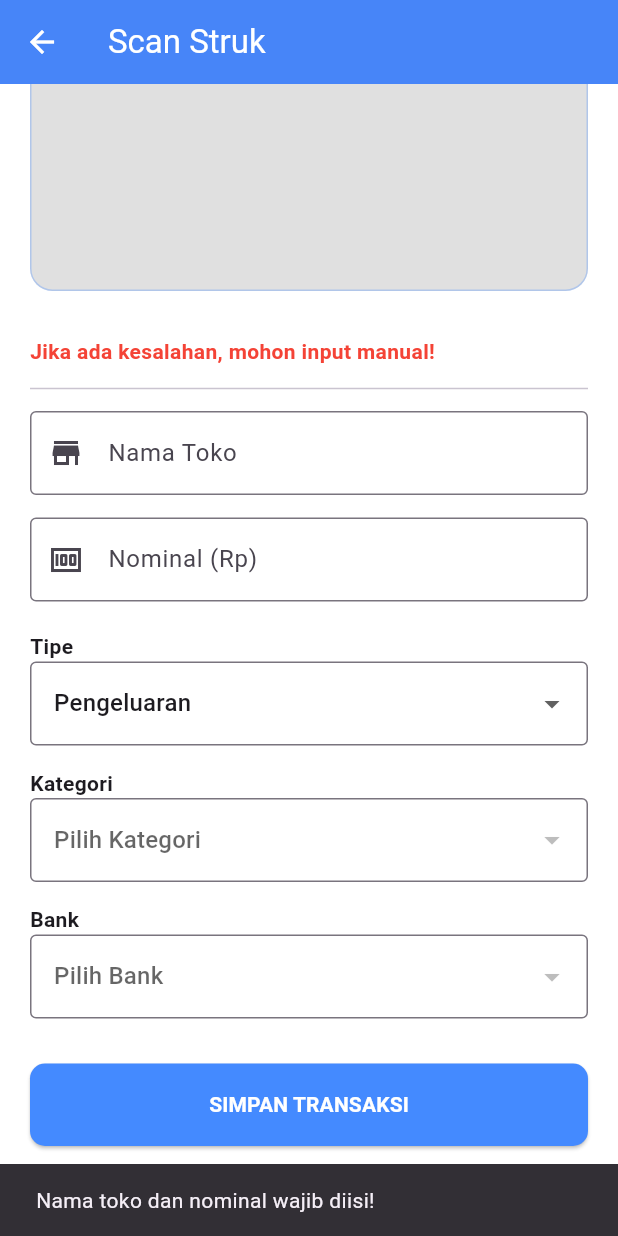
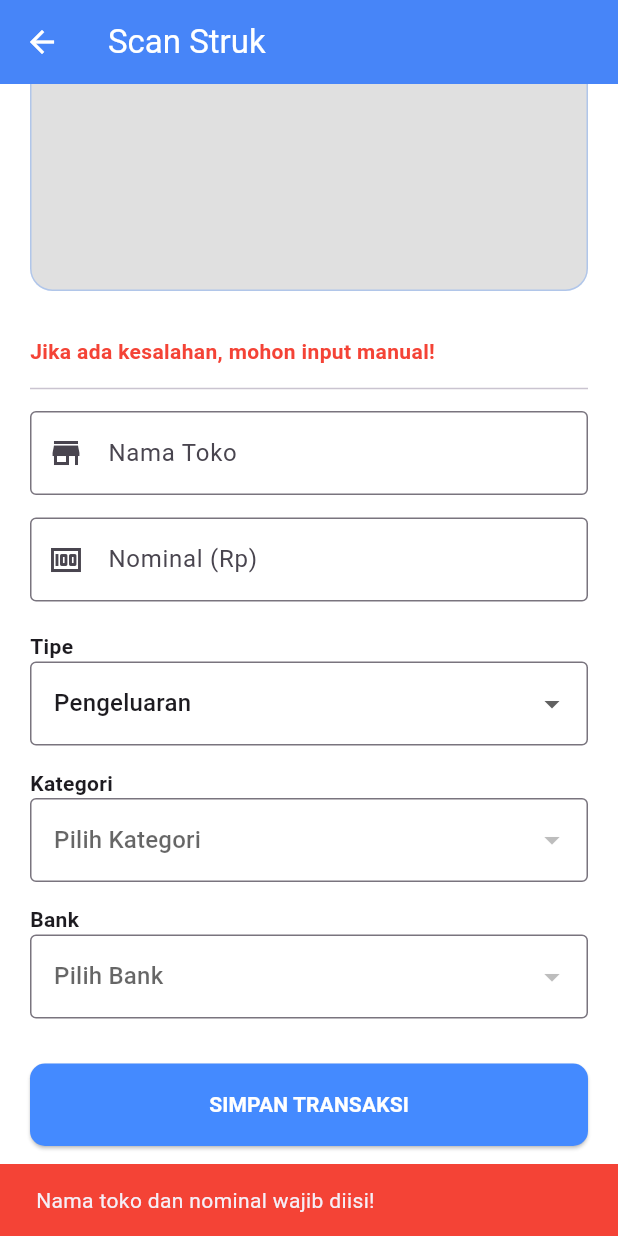
Before and after one commit to Erdityaeka/skripsi_keuangan, a Flutter app: the ScanStrukScreen screen opened directly, scrolled down 312 dp, after a tap on "SIMPAN TRANSAKSI", on a phone screen of 412 x 824 dp. Run offline on Flutter 3.47's test engine with Material 3 defaults, Android fonts, the phone set to English and light mode, and no system bars; our stand-ins replace cloud_firestore, connectivity_plus, firebase_auth, firebase_core, fl_chart, flutter_gemini and 4 more; missing offline and left inert: google_mlkit_text_recognition; accounts and stored records are empty.

Commit message:
Hilangkan warning pada ocr

```diff
--- a/lib/Screens/Profile/scan/scan_struk_screeen.dart
+++ b/lib/Screens/Profile/scan/scan_struk_screeen.dart
@@ -13,61 +13,122 @@ class ScanStrukScreen extends StatefulWidget {
 }
 
 class _ScanStrukScreenState extends State<ScanStrukScreen> {
+  // Service OCR
   final OCRService _ocrService = OCRService();
+
+  // Service database
   final FirestoreService _db = FirestoreService();
+
+  // Service image picker
   final ImagePickerService _picker = ImagePickerService();
 
+  // File gambar struk
   File? _imageFile;
+
+  // Controller input
   final _tokoController = TextEditingController();
   final _nominalController = TextEditingController();
 
+  // Dropdown pilihan
   String _selectedTipe = 'pengeluaran';
   String? _selectedKategori;
   String? _selectedBank;
+
+  // Status loading scan
   bool _isProcessing = false;
 
+  @override
+  void dispose() {
+    // Hindari memory leak
+    _tokoController.dispose();
+    _nominalController.dispose();
+
+    // Tutup OCR
+    _ocrService.dispose();
+
+    super.dispose();
+  }
+
+  // Notifikasi aman
+  void _showSnack(String msg, {bool success = false}) {
+    if (!mounted) return;
+
+    ScaffoldMessenger.of(context)
+      ..hideCurrentSnackBar()
+      ..showSnackBar(
+        SnackBar(
+          content: Text(msg),
+          backgroundColor: success ? Colors.green : Colors.red,
+        ),
+      );
+  }
+
+  // Ambil gambar
   Future<void> _pickImage(bool fromCamera) async {
+    try {
       final res = fromCamera
           ? await _picker.pickImageFromCamera()
           : await _picker.pickImage();
-    if (res?.file != null) {
+
+      if (res?.file != null && mounted) {
         setState(() {
           _imageFile = res!.file;
+
+          // Reset hasil lama
           _tokoController.clear();
           _nominalController.clear();
         });
       }
+    } catch (e) {
+      _showSnack("Gagal mengambil gambar");
+    }
   }
 
+  // Scan OCR
   Future<void> _scanReceipt() async {
     if (_imageFile == null) return;
+
+    if (!mounted) return;
+
     setState(() => _isProcessing = true);
+
     try {
       final result = await _ocrService.scanStruk(_imageFile!);
-      if (result != null) {
+
+      if (result != null && mounted) {
         setState(() {
-          _tokoController.text = result['judul'];
-          _nominalController.text = (result['nominal'] as double)
+          _tokoController.text = result['judul'] ?? '';
+
+          _nominalController.text = (result['nominal'] as double? ?? 0)
               .toInt()
               .toString();
         });
+      } else {
+        _showSnack("Teks struk tidak terbaca");
       }
+    } catch (e) {
+      _showSnack("Gagal scan struk");
     } finally {
+      if (mounted) {
         setState(() => _isProcessing = false);
       }
     }
+  }
 
+  // Simpan transaksi
   Future<void> _simpanData() async {
-    if (_tokoController.text.isEmpty || _nominalController.text.isEmpty) {
-      ScaffoldMessenger.of(context).showSnackBar(
-        const SnackBar(content: Text("Nama toko dan nominal wajib diisi!")),
-      );
+    // Validasi wajib
+    if (_tokoController.text.trim().isEmpty ||
+        _nominalController.text.trim().isEmpty) {
+      _showSnack("Nama toko dan nominal wajib diisi!");
       return;
     }
+
+    try {
       await _db.addTransaction(
         TransaksiModel(
           id: '',
-        judul: _tokoController.text,
+          judul: _tokoController.text.trim(),
           nominal: double.tryParse(_nominalController.text) ?? 0,
           kategori: _selectedKategori ?? 'Lainnya',
           bank: _selectedBank ?? 'Cash',
@@ -75,7 +136,15 @@ class _ScanStrukScreenState extends State<ScanStrukScreen> {
           tanggal: DateTime.now(),
         ),
       );
+
+      if (!mounted) return;
+
+      _showSnack("Transaksi berhasil disimpan", success: true);
+
       Navigator.pop(context);
+    } catch (e) {
+      _showSnack("Gagal menyimpan data");
+    }
   }
 
   @override
@@ -86,7 +155,8 @@ class _ScanStrukScreenState extends State<ScanStrukScreen> {
         backgroundColor: Colors.blueAccent,
         foregroundColor: Colors.white,
       ),
-      // PENTING: Menggunakan SingleChildScrollView agar seluruh halaman bisa di-scroll
+
+      // Scroll utama
       body: SingleChildScrollView(
         child: Padding(
           padding: const EdgeInsets.all(20.0),
@@ -97,11 +167,12 @@ class _ScanStrukScreenState extends State<ScanStrukScreen> {
                 "Pratinjau Struk (Cubit untuk Zoom)",
                 style: TextStyle(fontWeight: FontWeight.bold),
               ),
+
               const SizedBox(height: 10),
 
-              // AREA FOTO
+              // Preview gambar
               Container(
-                height: 400, // Tinggi area foto
+                height: 400,
                 width: double.infinity,
                 decoration: BoxDecoration(
                   color: Colors.black12,
@@ -135,6 +206,8 @@ class _ScanStrukScreenState extends State<ScanStrukScreen> {
               ),
 
               const SizedBox(height: 10),
+
+              // Tombol scan
               if (_imageFile != null)
                 Row(
                   mainAxisAlignment: MainAxisAlignment.spaceBetween,
@@ -144,6 +217,7 @@ class _ScanStrukScreenState extends State<ScanStrukScreen> {
                       icon: const Icon(Icons.refresh),
                       label: const Text("Ganti Foto"),
                     ),
+
                     ElevatedButton.icon(
                       onPressed: _isProcessing ? null : _scanReceipt,
                       icon: const Icon(Icons.document_scanner),
@@ -157,6 +231,7 @@ class _ScanStrukScreenState extends State<ScanStrukScreen> {
                 ),
 
               const SizedBox(height: 20),
+
               const Text(
                 'Jika ada kesalahan, mohon input manual!',
                 style: TextStyle(
@@ -164,20 +239,27 @@ class _ScanStrukScreenState extends State<ScanStrukScreen> {
                   fontWeight: FontWeight.bold,
                 ),
               ),
+
               const Divider(height: 30),
 
-              // FORM INPUTAN (IKUT TER-SCROLL)
+              // Input toko
               _buildTextField(_tokoController, "Nama Toko", Icons.store),
+
               const SizedBox(height: 15),
+
+              // Input nominal
               _buildTextField(
                 _nominalController,
                 "Nominal (Rp)",
                 Icons.money,
                 isNumber: true,
               ),
+
               const SizedBox(height: 20),
 
+              // Dropdown tipe
               const Text("Tipe", style: TextStyle(fontWeight: FontWeight.bold)),
+
               DropdownButtonFormField<String>(
                 value: _selectedTipe,
                 items: const [
@@ -195,14 +277,18 @@ class _ScanStrukScreenState extends State<ScanStrukScreen> {
               ),
 
               const SizedBox(height: 15),
+
+              // Dropdown kategori
               const Text(
                 "Kategori",
                 style: TextStyle(fontWeight: FontWeight.bold),
               ),
+
               StreamBuilder<List<String>>(
                 stream: _db.getCategories(),
                 builder: (context, snapshot) {
                   final list = snapshot.data ?? [];
+
                   return DropdownButtonFormField<String>(
                     hint: const Text("Pilih Kategori"),
                     value: list.contains(_selectedKategori)
@@ -220,11 +306,15 @@ class _ScanStrukScreenState extends State<ScanStrukScreen> {
               ),
 
               const SizedBox(height: 15),
+
+              // Dropdown bank
               const Text("Bank", style: TextStyle(fontWeight: FontWeight.bold)),
+
               StreamBuilder<List<String>>(
                 stream: _db.getBank(),
                 builder: (context, snapshot) {
                   final list = snapshot.data ?? [];
+
                   return DropdownButtonFormField<String>(
                     hint: const Text("Pilih Bank"),
                     value: list.contains(_selectedBank) ? _selectedBank : null,
@@ -240,6 +330,8 @@ class _ScanStrukScreenState extends State<ScanStrukScreen> {
               ),
 
               const SizedBox(height: 30),
+
+              // Tombol simpan
               SizedBox(
                 width: double.infinity,
                 height: 55,
@@ -260,9 +352,8 @@ class _ScanStrukScreenState extends State<ScanStrukScreen> {
                   ),
                 ),
               ),
-              const SizedBox(
-                height: 40,
-              ), // Ruang tambahan di bawah agar nyaman di-scroll
+
+              const SizedBox(height: 40),
             ],
           ),
         ),
@@ -270,6 +361,7 @@ class _ScanStrukScreenState extends State<ScanStrukScreen> {
     );
   }
 
+  // Widget input reusable
   Widget _buildTextField(
     TextEditingController controller,
     String label,
@@ -287,6 +379,7 @@ class _ScanStrukScreenState extends State<ScanStrukScreen> {
     );
   }
 
+  // Bottom sheet pilih kamera / galeri
   void _showPickerMenu() {
     showModalBottomSheet(
       context: context,
@@ -301,6 +394,7 @@ class _ScanStrukScreenState extends State<ScanStrukScreen> {
                 _pickImage(false);
               },
             ),
+
             ListTile(
               leading: const Icon(Icons.camera_alt),
               title: const Text("Kamera"),
```
Lines whose indentation alone changed are shown as unchanged.
